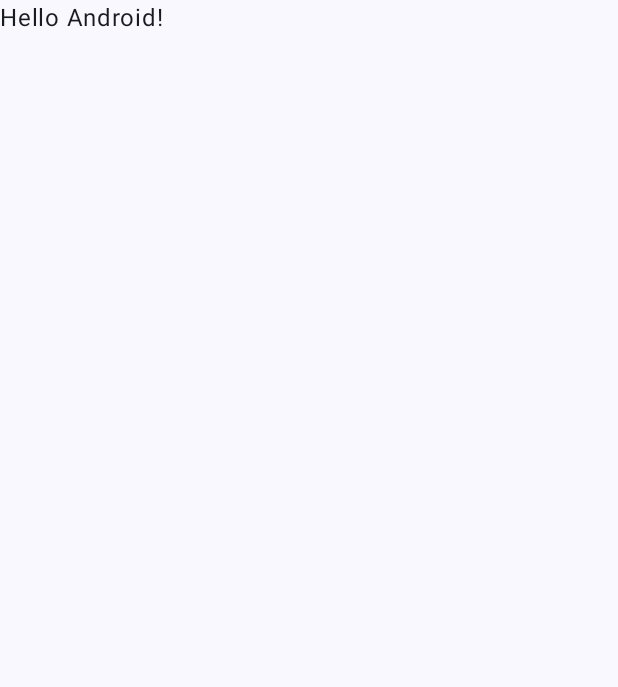
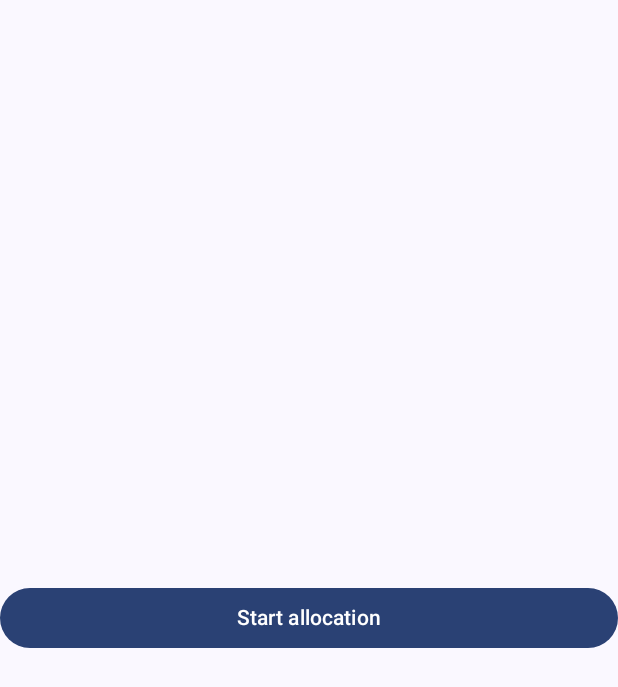
Before and after one commit to VysotskiVadim/android-oom, an Android app built with Jetpack Compose: the screen it shows after launch (MainActivity), on a phone screen of 412 x 824 dp. Before the commit the part shown is almost empty. Shown: the top 687 px of the screen. Run offline under Robolectric (Android 15) with nearby library versions, the phone set to English and light mode, and no system bars.

Commit message:
trigger oom

```diff
--- a/app/src/main/java/dev/vadzimv/oom/example/MainActivity.kt
+++ b/app/src/main/java/dev/vadzimv/oom/example/MainActivity.kt
@@ -4,40 +4,53 @@ import android.os.Bundle
 import androidx.activity.ComponentActivity
 import androidx.activity.compose.setContent
 import androidx.compose.foundation.layout.fillMaxSize
+import androidx.compose.foundation.layout.wrapContentHeight
+import androidx.compose.material3.Button
 import androidx.compose.material3.MaterialTheme
 import androidx.compose.material3.Surface
 import androidx.compose.material3.Text
 import androidx.compose.runtime.Composable
 import androidx.compose.ui.Modifier
 import androidx.compose.ui.tooling.preview.Preview
+import androidx.lifecycle.lifecycleScope
 import dev.vadzimv.oom.example.ui.theme.OOMExampleTheme
+import kotlinx.coroutines.GlobalScope
+import kotlinx.coroutines.delay
+import kotlinx.coroutines.launch
+import kotlinx.coroutines.yield
 
 class MainActivity : ComponentActivity() {
+
+    private val strings = mutableListOf<String>()
+    private val arrays = mutableListOf<IntArray>()
+
     override fun onCreate(savedInstanceState: Bundle?) {
         super.onCreate(savedInstanceState)
         setContent {
             OOMExampleTheme {
-                // A surface container using the 'background' color from the theme
                 Surface(modifier = Modifier.fillMaxSize(), color = MaterialTheme.colorScheme.background) {
-                    Greeting("Android")
+                    Button(
+                        modifier = Modifier.wrapContentHeight(),
+                        onClick = {
+                            lifecycleScope.launch {
+                                launch {
+                                    while (true) {
+                                        strings.add("hello")
+                                        yield()
+                                    }
+                                }
+                                launch {
+                                    while (true) {
+                                        arrays.add(intArrayOf(1, 2, 3, 4, 5, 6, 7, 8))
+                                        yield()
+                                    }
+                                }
+                            }
+                    }) {
+                        Text(text = "Start allocation")
+                    }
                 }
             }
         }
     }
 }
-
-@Composable
-fun Greeting(name: String, modifier: Modifier = Modifier) {
-    Text(
-            text = "Hello $name!",
-            modifier = modifier
-    )
-}
-
-@Preview(showBackground = true)
-@Composable
-fun GreetingPreview() {
-    OOMExampleTheme {
-        Greeting("Android")
-    }
-}
```
